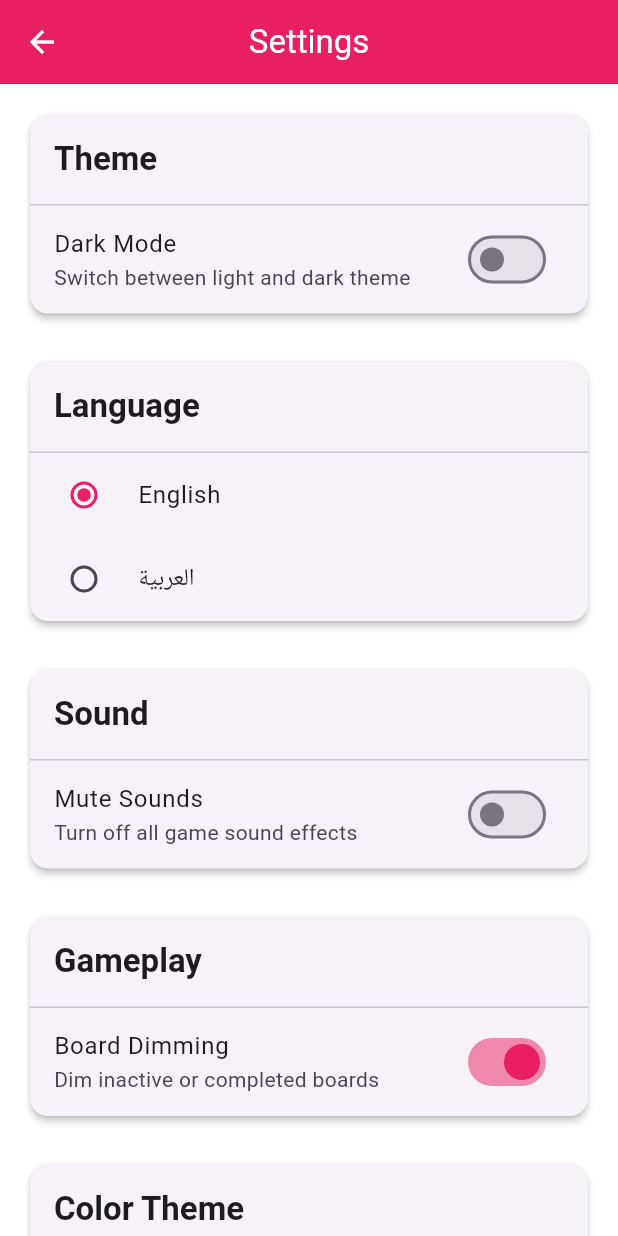
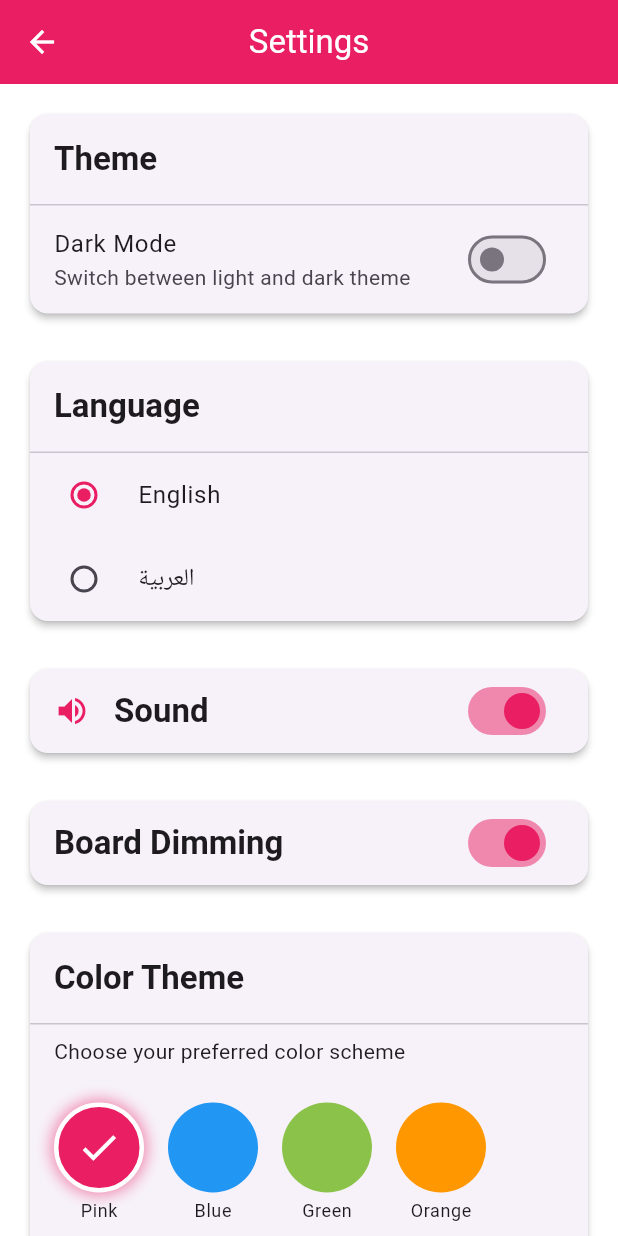
Before and after one commit to Sodium-2000/suber_ex_oo, a Flutter app: the UltimateBoard screen opened directly, after a tap on the "settings" icon, on a phone screen of 412 x 824 dp. Run offline on Flutter 3.47's test engine with Material 3 defaults, Android fonts, the phone set to English and light mode, and no system bars; our stand-ins replace audioplayers, shared_preferences; accounts and stored records are empty.

Commit message:
Redesign Sound and Board Dimming settings to single-line format
Sound setting now shows volume icon that changes when muted

Both settings are now single-line cards with title and switch on same row

Removed subtitle text for cleaner look

Added Arabic translations for sound_setting and board_dimming_setting

Switch shows ON state (not muted) for more intuitive UX

```diff
--- a/lib/localization/app_localizations.dart
+++ b/lib/localization/app_localizations.dart
@@ -68,6 +68,8 @@ const Map<String, Map<String, String>> _translations = {
     'room_timeout': 'Room Timeout',
     'about_section': 'About',
     'version': 'Version',
+    'sound_setting': 'Sound',
+    'board_dimming_setting': 'Board Dimming',
   },
   'ar': {
     'restart_title': 'إعادة بدء اللعبة؟',
@@ -133,6 +135,8 @@ const Map<String, Map<String, String>> _translations = {
     'room_timeout': 'مهلة الغرفة انتهت',
     'about_section': 'حول',
     'version': 'الإصدار',
+    'sound_setting': 'الصوت',
+    'board_dimming_setting': 'تعتيم اللوح',
   },
 };
 
--- a/lib/screens/settings_screen.dart
+++ b/lib/screens/settings_screen.dart
@@ -177,7 +177,7 @@ class SettingsScreen extends StatelessWidget {
               children: [
                 ListTile(
                   title: Text(tr('version')),
-                  subtitle: const Text('0.1.0+2'),
+                  subtitle: const Text('1.0.1'),
                   leading: const Icon(Icons.info_outline),
                 ),
               ],
@@ -247,22 +247,30 @@ class _SoundSectionState extends State<_SoundSection> {
 
   @override
   Widget build(BuildContext context) {
-    return _SettingsSection(
-      title: 'Sound',
-      children: [
-        SwitchListTile(
-          title: const Text('Mute Sounds'),
-          subtitle: const Text('Turn off all game sound effects'),
-          value: _isMuted,
+    return Card(
+      elevation: 2,
+      child: ListTile(
+        leading: Icon(
+          _isMuted ? Icons.volume_off : Icons.volume_up,
+          color: Theme.of(context).primaryColor,
+        ),
+        title: Text(
+          tr('sound_setting'),
+          style: Theme.of(
+            context,
+          ).textTheme.titleLarge?.copyWith(fontWeight: FontWeight.bold),
+        ),
+        trailing: Switch(
+          value: !_isMuted,
           onChanged: (value) async {
-            await _soundService.setMuted(value);
+            await _soundService.setMuted(!value);
             setState(() {
-              _isMuted = value;
+              _isMuted = !value;
             });
           },
           activeColor: Theme.of(context).primaryColor,
         ),
-      ],
+      ),
     );
   }
 }
@@ -285,24 +293,28 @@ class _GameplaySectionState extends State<_GameplaySection> {
 
   @override
   Widget build(BuildContext context) {
-    return _SettingsSection(
-      title: 'Gameplay',
-      children: [
-        ValueListenableBuilder<bool>(
-          valueListenable: _gameSettings.dimmingEnabled,
-          builder: (context, isDimmingEnabled, _) {
-            return SwitchListTile(
-              title: const Text('Board Dimming'),
-              subtitle: const Text('Dim inactive or completed boards'),
+    return Card(
+      elevation: 2,
+      child: ValueListenableBuilder<bool>(
+        valueListenable: _gameSettings.dimmingEnabled,
+        builder: (context, isDimmingEnabled, _) {
+          return ListTile(
+            title: Text(
+              tr('board_dimming_setting'),
+              style: Theme.of(
+                context,
+              ).textTheme.titleLarge?.copyWith(fontWeight: FontWeight.bold),
+            ),
+            trailing: Switch(
               value: isDimmingEnabled,
               onChanged: (value) async {
                 await _gameSettings.setDimmingEnabled(value);
               },
               activeColor: Theme.of(context).primaryColor,
-            );
-          },
-        ),
-      ],
+            ),
+          );
+        },
+      ),
     );
   }
 }
--- a/pubspec.yaml
+++ b/pubspec.yaml
@@ -1,7 +1,7 @@
 name: super_xo
 description: "A new Flutter project."
 publish_to: 'none'
-version: 0.1.0+2
+version: 1.0.1
 
 environment:
   sdk: ^3.9.2
```
